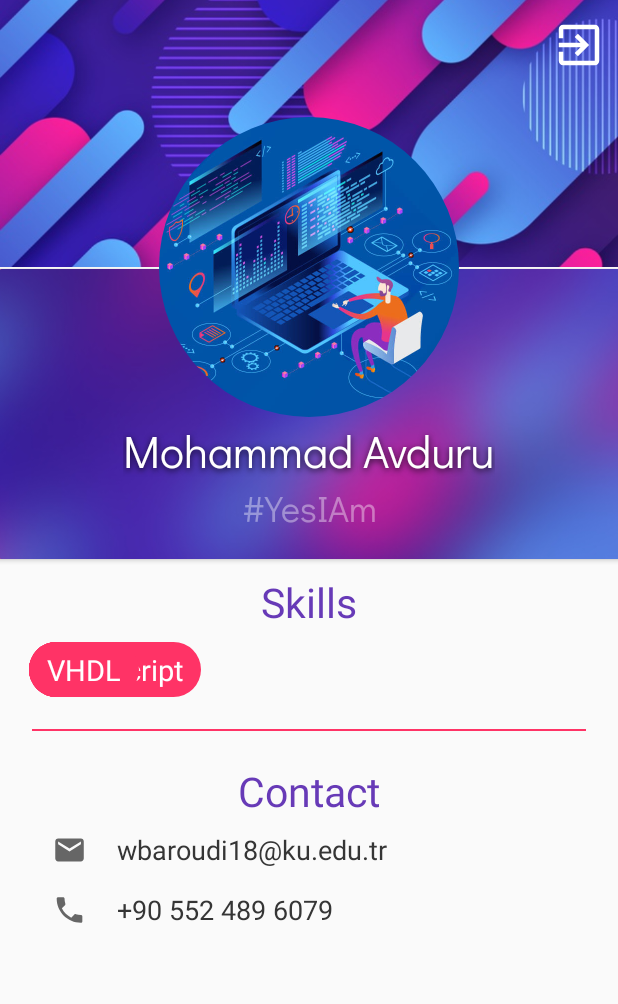
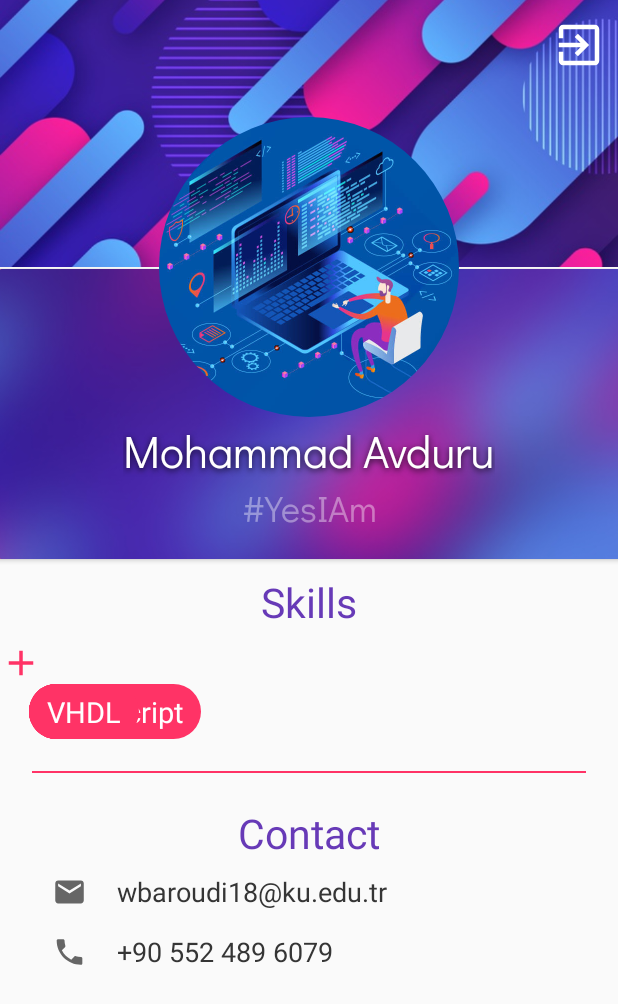
Before and after one commit to waleedbaroudi/Eino, an Android app: the layout activity_my_profile.xml on its own in the app's theme, with its tools: preview values and no code run, on a phone screen of 412 x 824 dp. Shown: the top 1004 px of the screen. Run offline under Robolectric (Android 15) with nearby library versions, the phone set to English and light mode, and no system bars; plain views replace FlowLayout; Roboto replaces fonts that are not available here.

Commit message:
Add add_skill_icon

```diff
--- /dev/null
+++ b/app/src/main/res/drawable/add_skill_icon.xml
@@ -0,0 +1,13 @@
+<vector android:height="28dp"
+    android:tint="#FFFF3366"
+    android:viewportHeight="24.0"
+    android:viewportWidth="24.0"
+    android:width="28dp"
+    xmlns:android="http://schemas.android.com/apk/res/android">
+
+
+    <path
+        android:fillColor="#000000"
+        android:pathData="M19,13h-6v6h-2v-6H5v-2h6V5h2v6h6v2z"
+        />
+</vector>
--- a/app/src/main/res/layout/activity_my_profile.xml
+++ b/app/src/main/res/layout/activity_my_profile.xml
@@ -121,6 +121,13 @@
                 android:textColor="@color/buttonColor"
                 android:textColorLink="#FFFFFF"
                 android:textSize="27sp" />
+
+            <ImageButton
+                android:id="@+id/imageButton"
+                android:layout_width="wrap_content"
+                android:layout_height="wrap_content"
+                android:background="#00FFFFFF"
+                app:srcCompat="@drawable/add_skill_icon" />
 
             <com.nex3z.flowlayout.FlowLayout
                 android:id="@+id/skillsLayout"
@@ -263,6 +270,7 @@
                     android:textSize="18sp" />
 
             </GridLayout>
+
         </LinearLayout>
     </ScrollView>
 
```
Also changed, not shown: app/src/main/res/drawable/sign_out_vector.xml (+7 -3 lines).
